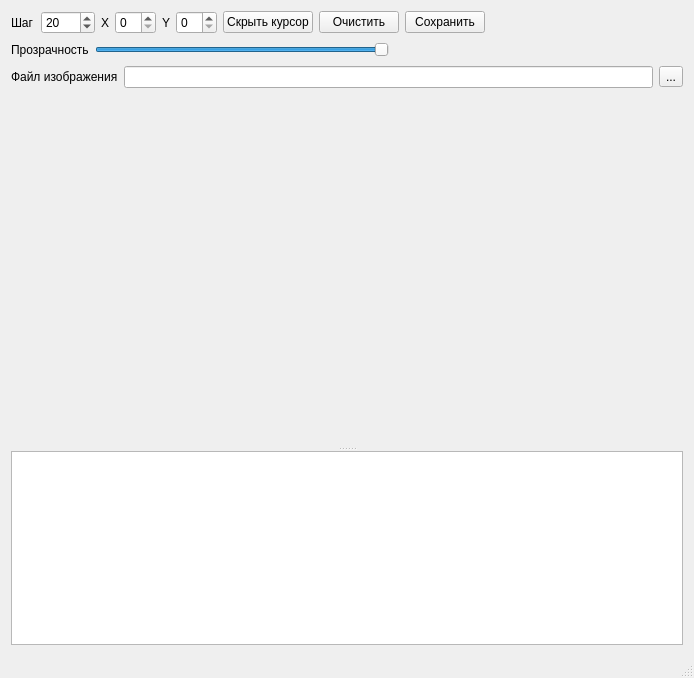
Above: painter_logger/gui/mainwindow.ui from IzalithSky/painter_logger before the change. Below: the same form after it.
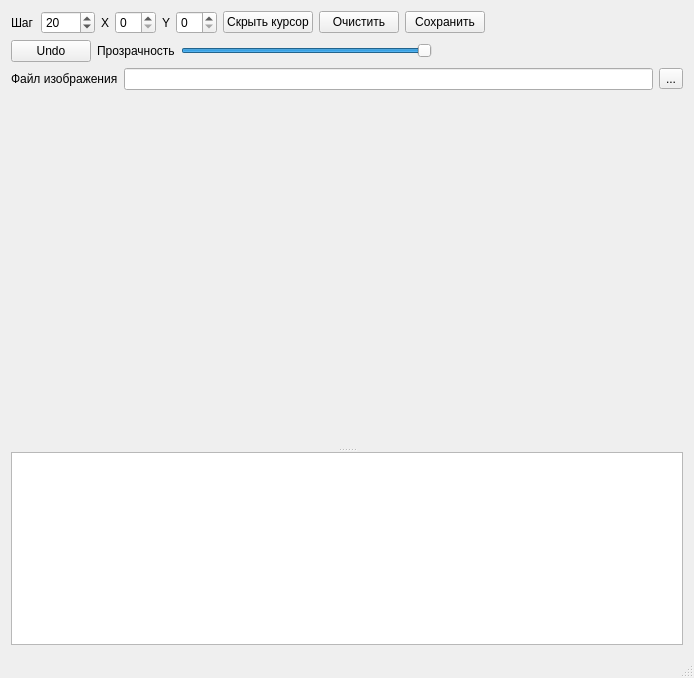
That is the form after the change. Custom widgets are drawn as their Qt base class.

Commit message: Undo option added, x-prefix removed.

```diff
--- a/painter_logger/gui/mainwindow.ui
+++ b/painter_logger/gui/mainwindow.ui
@@ -97,6 +97,13 @@
       </item>
       <item>
        <layout class="QHBoxLayout" name="horizontalLayout_3">
+        <item>
+         <widget class="QPushButton" name="pushButtonUndo">
+          <property name="text">
+           <string>Undo</string>
+          </property>
+         </widget>
+        </item>
         <item>
          <widget class="QLabel" name="label_5">
           <property name="text">
```
The commit also changes 11 other files.
